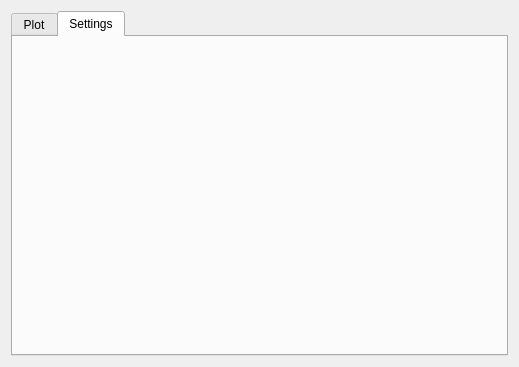
Before: the Qt Designer form mdiplot.ui in ORBAT/epidemic, drawn with Qt 5.
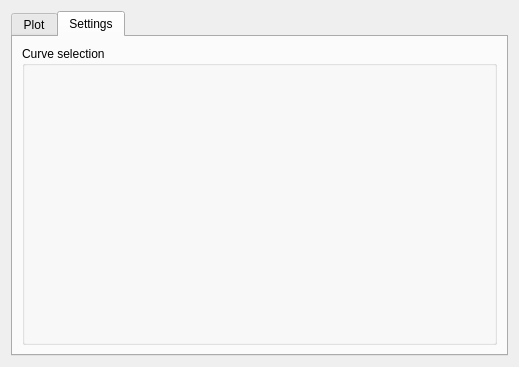
After: the same form once the commit is applied. The open tabs and pages were chosen to show the change. Custom widgets are drawn as their Qt base class.

Commit message: - Separated MdiSettingsController into a private and public class, since I couldn't find a sane and sensible way to make slots really private (ie. not callable from outside even by signals)

The edit to the form file:
```diff
--- a/mdiplot.ui
+++ b/mdiplot.ui
@@ -50,7 +50,22 @@
       <attribute name="title">
        <string>Settings</string>
       </attribute>
-      <layout class="QGridLayout" name="settingsGridLayout"/>
+      <layout class="QGridLayout" name="settingsTabLayout">
+       <item row="0" column="0">
+        <widget class="QGroupBox" name="groupBox">
+         <property name="title">
+          <string>Curve selection</string>
+         </property>
+         <property name="flat">
+          <bool>false</bool>
+         </property>
+         <property name="checkable">
+          <bool>false</bool>
+         </property>
+         <layout class="QGridLayout" name="settingsGridLayout"/>
+        </widget>
+       </item>
+      </layout>
      </widget>
     </widget>
    </item>
```
The commit also changes 4 other files.
